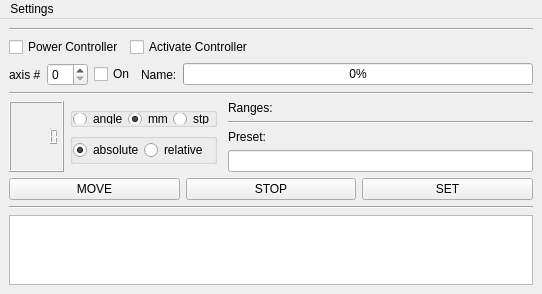
Old version of the form gui/views/ui/widget_stpmtr_axis_simple.ui in the repository Saldenisov/pyconlyse.
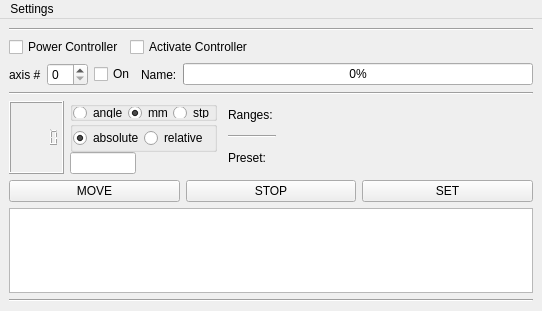
New version of the form.

Diff of the .ui file:
```diff
--- a/gui/views/ui/widget_stpmtr_axis_simple.ui
+++ b/gui/views/ui/widget_stpmtr_axis_simple.ui
@@ -7,7 +7,7 @@
     <x>0</x>
     <y>0</y>
     <width>529</width>
-    <height>282</height>
+    <height>311</height>
    </rect>
   </property>
   <property name="sizePolicy">
@@ -264,6 +264,28 @@
           </layout>
          </widget>
         </item>
+        <item>
+         <widget class="QLineEdit" name="lineEdit_value">
+          <property name="sizePolicy">
+           <sizepolicy hsizetype="Fixed" vsizetype="Fixed">
+            <horstretch>0</horstretch>
+            <verstretch>0</verstretch>
+           </sizepolicy>
+          </property>
+          <property name="minimumSize">
+           <size>
+            <width>0</width>
+            <height>0</height>
+           </size>
+          </property>
+          <property name="maximumSize">
+           <size>
+            <width>66</width>
+            <height>45</height>
+           </size>
+          </property>
+         </widget>
+        </item>
        </layout>
       </item>
       <item>
@@ -307,11 +329,21 @@
           </property>
          </widget>
         </item>
-        <item>
-         <widget class="QLineEdit" name="lineEdit_value"/>
-        </item>
        </layout>
       </item>
+      <item>
+       <spacer name="horizontalSpacer_2">
+        <property name="orientation">
+         <enum>Qt::Horizontal</enum>
+        </property>
+        <property name="sizeHint" stdset="0">
+         <size>
+          <width>40</width>
+          <height>20</height>
+         </size>
+        </property>
+       </spacer>
+      </item>
      </layout>
     </item>
     <item>
@@ -357,6 +389,9 @@
       </item>
      </layout>
     </item>
+    <item>
+     <widget class="QTextEdit" name="comments"/>
+    </item>
     <item>
      <widget class="Line" name="line_2">
       <property name="orientation">
@@ -364,16 +399,6 @@
       </property>
      </widget>
     </item>
-    <item>
-     <widget class="QPlainTextEdit" name="plainTextEdit">
-      <property name="maximumSize">
-       <size>
-        <width>16777215</width>
-        <height>80</height>
-       </size>
-      </property>
-     </widget>
-    </item>
    </layout>
   </widget>
   <widget class="QMenuBar" name="menubar">
```
